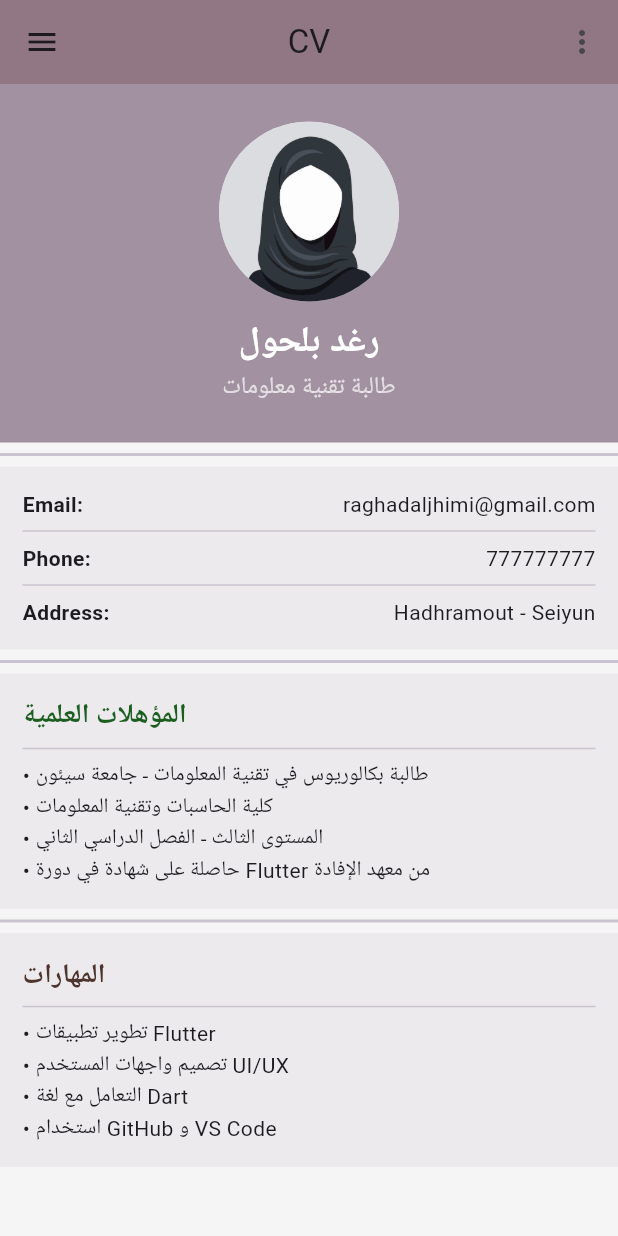
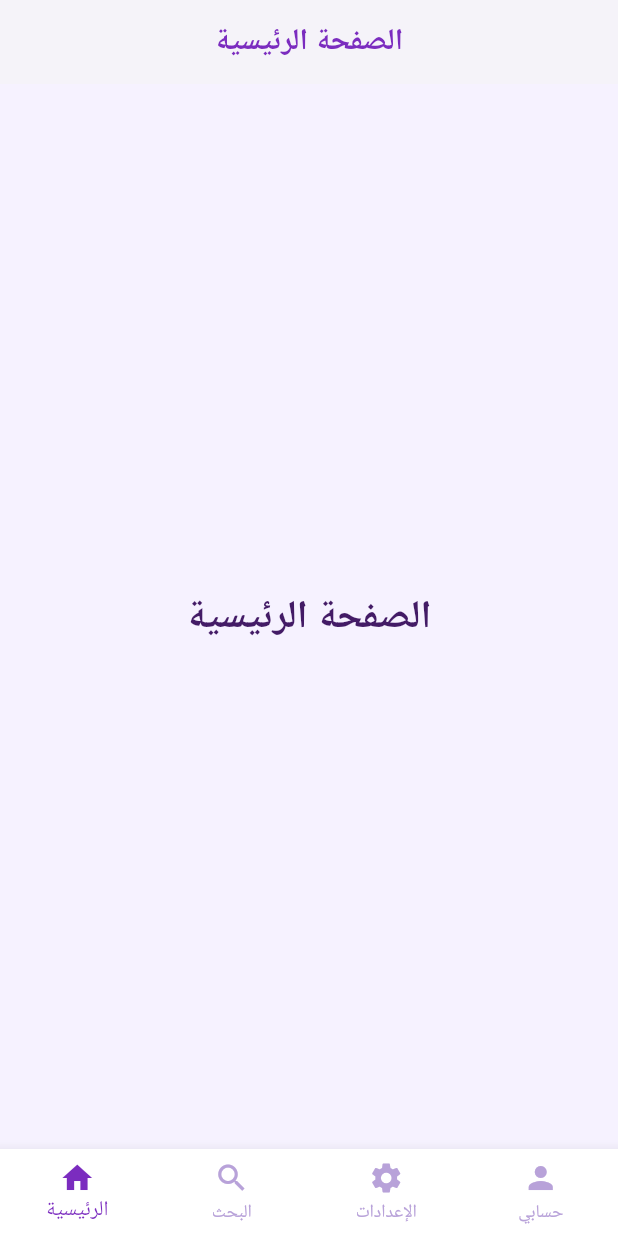
Before and after one commit to Raghad-Aljhimi2003/Raghad_salem2, a Flutter app: the screen it shows after launch, on a phone screen of 412 x 824 dp. Run offline on Flutter 3.47's test engine with Material 3 defaults, Android fonts, the phone set to English and light mode, and no system bars.

Commit message:
assignment 4

```diff
--- /dev/null
+++ b/lib/HomePage.dart
@@ -0,0 +1,19 @@
+import 'package:flutter/material.dart';
+
+class Homepage extends StatelessWidget {
+  const Homepage({super.key});
+
+  @override
+  Widget build(BuildContext context) {
+    return Center(
+      child: Text(
+        'الصفحة الرئيسية',
+        style: TextStyle(
+          fontSize: 26,
+          fontWeight: FontWeight.bold,
+          color: Color.fromARGB(255, 67, 27, 102),
+        ),
+      ),
+    );
+  }
+}
--- /dev/null
+++ b/lib/Indexpage.dart
@@ -0,0 +1,64 @@
+import 'package:flutter/material.dart';
+import 'HomePage.dart';
+import 'Searchpage.dart';
+import 'SettingPage.dart';
+import 'ProfilePage.dart';
+
+class Indexpage extends StatefulWidget {
+  const Indexpage({super.key});
+
+  @override
+  State<Indexpage> createState() => _IndexpageState();
+}
+
+class _IndexpageState extends State<Indexpage> {
+  int _currentIndex = 0;
+
+  final List<Widget> _pages = [
+    Homepage(),
+    Searchpage(),
+    Settingpage(),
+    Profilepage(),
+  ];
+
+  @override
+  Widget build(BuildContext context) {
+    return Scaffold(
+      appBar: AppBar(
+        title: Text(_gettitle(_currentIndex)),
+        centerTitle: true,
+      ),
+      body: _pages[_currentIndex],
+      bottomNavigationBar: BottomNavigationBar(
+        currentIndex: _currentIndex,
+        onTap: (index) {
+          setState(() {
+            _currentIndex = index;
+          });
+        },
+        items: const [
+          BottomNavigationBarItem(icon: Icon(Icons.home), label: 'الرئيسية'),
+          BottomNavigationBarItem(icon: Icon(Icons.search), label: 'البحث'),
+          BottomNavigationBarItem(
+              icon: Icon(Icons.settings), label: 'الإعدادات'),
+          BottomNavigationBarItem(icon: Icon(Icons.person), label: 'حسابي'),
+        ],
+      ),
+    );
+  }
+
+  String _gettitle(int index) {
+    switch (index) {
+      case 0:
+        return 'الصفحة الرئيسية';
+      case 1:
+        return 'صفحة البحث';
+      case 2:
+        return 'صفحة الإعدادات';
+      case 3:
+        return 'حسابي';
+      default:
+        return '';
+    }
+  }
+}
--- /dev/null
+++ b/lib/ProfilePage.dart
@@ -0,0 +1,22 @@
+import 'package:flutter/material.dart';
+
+class Profilepage extends StatelessWidget {
+  const Profilepage({super.key});
+
+  @override
+  Widget build(BuildContext context) {
+    return Center(
+      child: Column(
+        mainAxisAlignment: MainAxisAlignment.center,
+        children: [
+          Icon(Icons.person, size: 50, color: Color(0xFF7B2CBF)),
+          SizedBox(height: 16),
+          Text(
+            'حسابي',
+            style: TextStyle(fontSize: 24, color: Color(0xFF7B2CBF)),
+          ),
+        ],
+      ),
+    );
+  }
+}
--- /dev/null
+++ b/lib/Searchpage.dart
@@ -0,0 +1,22 @@
+import 'package:flutter/material.dart';
+
+class Searchpage extends StatelessWidget {
+  const Searchpage({super.key});
+
+  @override
+  Widget build(BuildContext context) {
+    return Center(
+      child: Column(
+        mainAxisAlignment: MainAxisAlignment.center,
+        children: [
+          Icon(Icons.search, size: 50, color: Color(0xFF7B2CBF)),
+          SizedBox(height: 16),
+          Text(
+            'البحث',
+            style: TextStyle(fontSize: 24, color: Color(0xFF7B2CBF)),
+          ),
+        ],
+      ),
+    );
+  }
+}
--- /dev/null
+++ b/lib/SettingPage.dart
@@ -0,0 +1,22 @@
+import 'package:flutter/material.dart';
+
+class Settingpage extends StatelessWidget {
+  const Settingpage({super.key});
+
+  @override
+  Widget build(BuildContext context) {
+    return Center(
+      child: Column(
+        mainAxisAlignment: MainAxisAlignment.center,
+        children: [
+          Icon(Icons.settings, size: 50, color: Color(0xFF7B2CBF)),
+          SizedBox(height: 16),
+          Text(
+            'الإعدادات',
+            style: TextStyle(fontSize: 24, color: Color(0xFF7B2CBF)),
+          ),
+        ],
+      ),
+    );
+  }
+}
--- a/lib/main.dart
+++ b/lib/main.dart
@@ -1,167 +1,41 @@
 import 'package:flutter/material.dart';
+import 'Indexpage.dart';
 
 void main() {
-  runApp(MyApp());
+  runApp(const MyApp());
 }
 
 class MyApp extends StatelessWidget {
+  const MyApp({super.key});
+
   @override
   Widget build(BuildContext context) {
     return MaterialApp(
       debugShowCheckedModeBanner: false,
-      home: Scaffold(
-        drawer: Drawer(
-          child: ListView(
-            children: [DrawerHeader(child: Text("home"))],
+      theme: ThemeData(
+        scaffoldBackgroundColor: Color(0xFFF6F2FF),
+        primaryColor: Color(0xFF7B2CBF),
+        appBarTheme: AppBarTheme(
+          backgroundColor: Colors.white,
+          elevation: 2,
+          titleTextStyle: TextStyle(
+            color: Color(0xFF7B2CBF),
+            fontSize: 20,
+            fontWeight: FontWeight.bold,
+          ),
+          iconTheme: IconThemeData(
+            color: Color(0xFF7B2CBF),
           ),
         ),
-        backgroundColor: Colors.grey[100],
-        appBar: AppBar(
-          title: Text('CV'),
-          actions: [
-            PopupMenuButton(
-                itemBuilder: (context) => [
-                      PopupMenuItem(child: Text("Settings")),
-                      PopupMenuItem(child: Text("About")),
-                      PopupMenuItem(child: Text("Help")),
-                    ])
-          ],
-          centerTitle: true,
-          backgroundColor: const Color.fromARGB(210, 124, 91, 106),
-        ),
-        body: SingleChildScrollView(
-          child: Column(
-            crossAxisAlignment: CrossAxisAlignment.stretch,
-            children: [
-              // القسم الأول (الصورة والاسم)
-              Container(
-                padding: EdgeInsets.symmetric(vertical: 25),
-                color: const Color.fromARGB(255, 162, 145, 160),
-                child: Column(
-                  mainAxisAlignment: MainAxisAlignment.center,
-                  children: [
-                    CircleAvatar(
-                      radius: 60,
-                      backgroundImage: AssetImage('images/e.jpg'),
-                    ),
-                    SizedBox(height: 10),
-                    Text(
-                      'رغد بلحول',
-                      style: TextStyle(
-                        fontSize: 24,
-                        color: Colors.white,
-                        fontWeight: FontWeight.bold,
-                        letterSpacing: 1.2,
-                      ),
-                    ),
-                    Text(
-                      'طالبة تقنية معلومات',
-                      style: TextStyle(
-                        fontSize: 16,
-                        color: Colors.white70,
-                      ),
-                    ),
-                  ],
-                ),
-              ),
-
-              Divider(thickness: 2),
-
-              // القسم الثاني (معلومات التواصل)
-              Container(
-                color: const Color.fromARGB(116, 226, 221, 225),
-                padding: EdgeInsets.all(15),
-                child: Column(
-                  children: [
-                    Row(
-                      mainAxisAlignment: MainAxisAlignment.spaceBetween,
-                      children: [
-                        Text('Email:',
-                            style: TextStyle(fontWeight: FontWeight.bold)),
-                        Text('raghadaljhimi@gmail.com'),
-                      ],
-                    ),
-                    Divider(),
-                    Row(
-                      mainAxisAlignment: MainAxisAlignment.spaceBetween,
-                      children: [
-                        Text('Phone:',
-                            style: TextStyle(fontWeight: FontWeight.bold)),
-                        Text('777777777'),
-                      ],
-                    ),
-                    Divider(),
-                    Row(
-                      mainAxisAlignment: MainAxisAlignment.spaceBetween,
-                      children: [
-                        Text('Address:',
-                            style: TextStyle(fontWeight: FontWeight.bold)),
-                        Text('Hadhramout - Seiyun'),
-                      ],
-                    ),
-                  ],
-                ),
-              ),
-
-              Divider(thickness: 2),
-
-              // القسم الثالث (المؤهلات العلمية)
-              Container(
-                color: const Color.fromARGB(116, 226, 221, 225),
-                padding: EdgeInsets.all(15),
-                child: Column(
-                  crossAxisAlignment: CrossAxisAlignment.start,
-                  children: [
-                    Text(
-                      'المؤهلات العلمية',
-                      textAlign: TextAlign.center,
-                      style: TextStyle(
-                        fontSize: 18,
-                        fontWeight: FontWeight.bold,
-                        color: Colors.green[900],
-                      ),
-                    ),
-                    Divider(),
-                    Text('• طالبة بكالوريوس في تقنية المعلومات - جامعة سيئون'),
-                    Text('• كلية الحاسبات وتقنية المعلومات'),
-                    Text('• المستوى الثالث - الفصل الدراسي الثاني'),
-                    Text('• حاصلة على شهادة في دورة Flutter من معهد الإفادة'),
-                  ],
-                ),
-              ),
-
-              Divider(thickness: 2),
-
-              // القسم الرابع (المهارات)
-              Container(
-                color: const Color.fromARGB(116, 226, 221, 225),
-                padding: EdgeInsets.all(15),
-                child: Column(
-                  crossAxisAlignment: CrossAxisAlignment.start,
-                  children: [
-                    Text(
-                      'المهارات',
-                      textAlign: TextAlign.center,
-                      style: TextStyle(
-                        fontSize: 18,
-                        fontWeight: FontWeight.bold,
-                        color: Colors.brown[800],
-                      ),
-                    ),
-                    Divider(),
-                    Text('• تطوير تطبيقات Flutter'),
-                    Text('• تصميم واجهات المستخدم UI/UX'),
-                    Text('• التعامل مع لغة Dart'),
-                    Text('• استخدام GitHub و VS Code'),
-                  ],
-                ),
-              ),
-
-              SizedBox(height: 20),
-            ],
-          ),
+        bottomNavigationBarTheme: BottomNavigationBarThemeData(
+          backgroundColor: Colors.white,
+          selectedItemColor: Color(0xFF7B2CBF),
+          unselectedItemColor: Color(0xFFB8A2D9),
+          showUnselectedLabels: true,
+          type: BottomNavigationBarType.fixed,
         ),
       ),
+      home: Indexpage(),
     );
   }
 }
```
